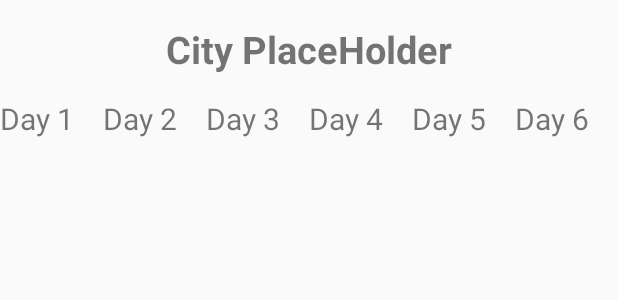
After one commit to z3r08ug/VolvoChallenge, an Android app: the layout activity_details.xml on its own in the app's theme, with its tools: preview values and no code run, on a phone screen of 412 x 824 dp. The commit adds this screen. Shown: the top 300 px of the screen. Run offline under Robolectric (Android 15) with nearby library versions, the phone set to English and light mode, and no system bars; network calls fail.

Commit message:
Added Details Screen

```diff
--- a/app/build.gradle
+++ b/app/build.gradle
@@ -24,7 +24,7 @@ android {
 
 dependencies {
     implementation fileTree(dir: 'libs', include: ['*.jar'])
-    implementation"org.jetbrains.kotlin:kotlin-stdlib-jre7:$kotlin_version"
+    implementation "org.jetbrains.kotlin:kotlin-stdlib-jre7:$kotlin_version"
     implementation 'com.android.support:appcompat-v7:27.1.1'
     implementation 'com.android.support:support-v4:27.1.1'
     implementation 'com.android.support:recyclerview-v7:27.1.1'
--- a/app/src/main/AndroidManifest.xml
+++ b/app/src/main/AndroidManifest.xml
@@ -1,7 +1,8 @@
+<?xml version="1.0" encoding="utf-8"?>
 <manifest xmlns:android="http://schemas.android.com/apk/res/android"
     package="chris.example.com.volvochallenge">
 
-    <uses-permission android:name="android.permission.INTERNET"/>
+    <uses-permission android:name="android.permission.INTERNET" />
 
     <application
         android:name=".application.VolvoChallengeApplication"
@@ -18,5 +19,7 @@
                 <category android:name="android.intent.category.LAUNCHER" />
             </intent-filter>
         </activity>
+        <activity android:name=".ui.details.DetailsActivity"></activity>
     </application>
+
 </manifest>
--- a/app/src/main/java/chris/example/com/volvochallenge/model/WeatherResponse.kt
+++ b/app/src/main/java/chris/example/com/volvochallenge/model/WeatherResponse.kt
@@ -8,7 +8,7 @@ class WeatherResponse
 
     @SerializedName("consolidated_weather")
     @Expose
-    var consolidatedWeather: List<ConsolidatedWeather>? = null
+    var consolidatedWeather: ArrayList<ConsolidatedWeather>? = null
     @SerializedName("time")
     @Expose
     var time: String? = null
@@ -66,7 +66,7 @@ class WeatherResponse
      * @param sources
      * @param timezoneName
      */
-    constructor(consolidatedWeather: List<ConsolidatedWeather>, time: String, sunRise: String, sunSet: String, timezoneName: String, parent: Parent, sources: List<Source>, title: String, locationType: String, woeid: Int?, lattLong: String, timezone: String) : super()
+    constructor(consolidatedWeather: ArrayList<ConsolidatedWeather>, time: String, sunRise: String, sunSet: String, timezoneName: String, parent: Parent, sources: List<Source>, title: String, locationType: String, woeid: Int?, lattLong: String, timezone: String) : super()
     {
         this.consolidatedWeather = consolidatedWeather
         this.time = time
--- /dev/null
+++ b/app/src/main/res/layout/activity_details.xml
@@ -0,0 +1,159 @@
+<?xml version="1.0" encoding="utf-8"?>
+<RelativeLayout
+    xmlns:android="http://schemas.android.com/apk/res/android"
+    xmlns:tools="http://schemas.android.com/tools"
+    android:layout_width="match_parent"
+    android:layout_height="match_parent"
+    tools:context=".ui.details.DetailsActivity">
+
+    <TextView
+        android:id="@+id/tvDetailsCity"
+        android:text="@string/city_placeholder"
+        android:textSize="@dimen/std_header"
+        android:textStyle="bold"
+        android:gravity="center_horizontal"
+        android:layout_width="match_parent"
+        android:layout_height="wrap_content"
+        android:padding="@dimen/std_header_padding"/>
+    <LinearLayout
+        android:id="@+id/llLabels"
+        android:layout_below="@id/tvDetailsCity"
+        android:layout_width="match_parent"
+        android:layout_height="wrap_content"
+        android:orientation="horizontal"
+        android:weightSum="6">
+
+        <TextView
+            android:id="@+id/tvDay1"
+            android:text="@string/day_1"
+            android:textSize="@dimen/std_details"
+            android:layout_width="@dimen/std_no_dimen"
+            android:layout_height="wrap_content"
+            android:layout_weight="1"/>
+
+        <TextView
+            android:id="@+id/tvDay2"
+            android:text="@string/day_2"
+            android:textSize="@dimen/std_details"
+            android:layout_width="@dimen/std_no_dimen"
+            android:layout_height="wrap_content"
+            android:layout_weight="1"/>
+        <TextView
+            android:id="@+id/tvDay3"
+            android:text="@string/day_3"
+            android:textSize="@dimen/std_details"
+            android:layout_width="@dimen/std_no_dimen"
+            android:layout_height="wrap_content"
+            android:layout_weight="1"/>
+        <TextView
+            android:id="@+id/tvDay4"
+            android:text="@string/day_4"
+            android:textSize="@dimen/std_details"
+            android:layout_width="@dimen/std_no_dimen"
+            android:layout_height="wrap_content"
+            android:layout_weight="1"/>
+        <TextView
+            android:id="@+id/tvDay5"
+            android:text="@string/day_5"
+            android:textSize="@dimen/std_details"
+            android:layout_width="@dimen/std_no_dimen"
+            android:layout_height="wrap_content"
+            android:layout_weight="1"/>
+        <TextView
+            android:id="@+id/tvDay6"
+            android:text="@string/day_6"
+            android:textSize="@dimen/std_details"
+            android:layout_width="@dimen/std_no_dimen"
+            android:layout_height="wrap_content"
+            android:layout_weight="1"/>
+
+    </LinearLayout>
+
+    <LinearLayout
+        android:layout_below="@id/llLabels"
+        android:id="@+id/llWeatherIcons"
+        android:layout_width="match_parent"
+        android:layout_height="wrap_content"
+        android:orientation="horizontal"
+        android:weightSum="6">
+
+        <ImageView
+            android:id="@+id/ivDay1"
+            android:layout_width="@dimen/std_no_dimen"
+            android:layout_height="@dimen/std_weather_icon"
+            android:layout_weight="1"/>
+        <ImageView
+            android:id="@+id/ivDay2"
+            android:layout_width="@dimen/std_no_dimen"
+            android:layout_height="@dimen/std_weather_icon"
+            android:layout_weight="1"/>
+        <ImageView
+            android:id="@+id/ivDay3"
+            android:layout_width="@dimen/std_no_dimen"
+            android:layout_height="@dimen/std_weather_icon"
+            android:layout_weight="1"/>
+        <ImageView
+            android:id="@+id/ivDay4"
+            android:layout_width="@dimen/std_no_dimen"
+            android:layout_height="@dimen/std_weather_icon"
+            android:layout_weight="1"/>
+        <ImageView
+            android:id="@+id/ivDay5"
+            android:layout_width="@dimen/std_no_dimen"
+            android:layout_height="@dimen/std_weather_icon"
+            android:layout_weight="1"/>
+        <ImageView
+            android:id="@+id/ivDay6"
+            android:layout_width="@dimen/std_no_dimen"
+            android:layout_height="@dimen/std_weather_icon"
+            android:layout_weight="1"/>
+
+    </LinearLayout>
+
+    <LinearLayout
+        android:layout_width="match_parent"
+        android:layout_height="wrap_content"
+        android:orientation="horizontal"
+        android:weightSum="6"
+        android:layout_below="@id/llWeatherIcons">
+
+        <TextView
+            android:id="@+id/tvTemp1"
+            android:layout_width="@dimen/std_no_dimen"
+            android:layout_height="wrap_content"
+            android:layout_weight="1"
+            android:textSize="@dimen/std_details"/>
+        <TextView
+            android:id="@+id/tvTemp2"
+            android:layout_width="@dimen/std_no_dimen"
+            android:layout_height="wrap_content"
+            android:layout_weight="1"
+            android:textSize="@dimen/std_details"/>
+        <TextView
+            android:id="@+id/tvTemp3"
+            android:layout_width="@dimen/std_no_dimen"
+            android:layout_height="wrap_content"
+            android:layout_weight="1"
+            android:textSize="@dimen/std_details"/>
+        <TextView
+            android:id="@+id/tvTemp4"
+            android:layout_width="@dimen/std_no_dimen"
+            android:layout_height="wrap_content"
+            android:layout_weight="1"
+            android:textSize="@dimen/std_details"/>
+        <TextView
+            android:id="@+id/tvTemp5"
+            android:layout_width="@dimen/std_no_dimen"
+            android:layout_height="wrap_content"
+            android:layout_weight="1"
+            android:textSize="@dimen/std_details"/>
+        <TextView
+            android:id="@+id/tvTemp6"
+            android:layout_width="@dimen/std_no_dimen"
+            android:layout_height="wrap_content"
+            android:layout_weight="1"
+            android:textSize="@dimen/std_details"/>
+
+    </LinearLayout>
+
+</RelativeLayout>
--- a/app/src/main/res/values/dimens.xml
+++ b/app/src/main/res/values/dimens.xml
@@ -1,4 +1,7 @@
 <?xml version="1.0" encoding="utf-8"?>
 <resources>
     <dimen name="std_margin_right">2dp</dimen>
+    <dimen name="city_width">125dp</dimen>
+    <dimen name="std_header_padding">15dp</dimen>
+    <dimen name="std_no_dimen">0dp</dimen>
 </resources>
--- a/app/src/main/res/values/strings.xml
+++ b/app/src/main/res/values/strings.xml
@@ -1,4 +1,12 @@
 <resources>
     <string name="app_name">Volvo Challenge</string>
-    <string name="weather">5 Day Weather Forecast</string>
+    <string name="weather">Today\'s Weather Forecast</string>
+    <string name="city_placeholder">City PlaceHolder</string>
+    <string name="day_1">Day 1</string>
+    <string name="day_2">Day 2</string>
+    <string name="day_3">Day 3</string>
+    <string name="day_4">Day 4</string>
+    <string name="day_5">Day 5</string>
+    <string name="day_6">Day 6</string>
+    <string name="degree_f">°F</string>
 </resources>
```
Also changed, not shown: app/src/main/java/chris/example/com/volvochallenge/model/ConsolidatedWeather.kt (+59 -1 lines), app/src/main/java/chris/example/com/volvochallenge/ui/details/DetailsActivity.kt (added, +78 -0 lines), app/src/main/java/chris/example/com/volvochallenge/utils/WeatherAdapter.kt (+31 -29 lines), app/src/main/res/layout/recycle_list_item.xml (+7 -38 lines).
